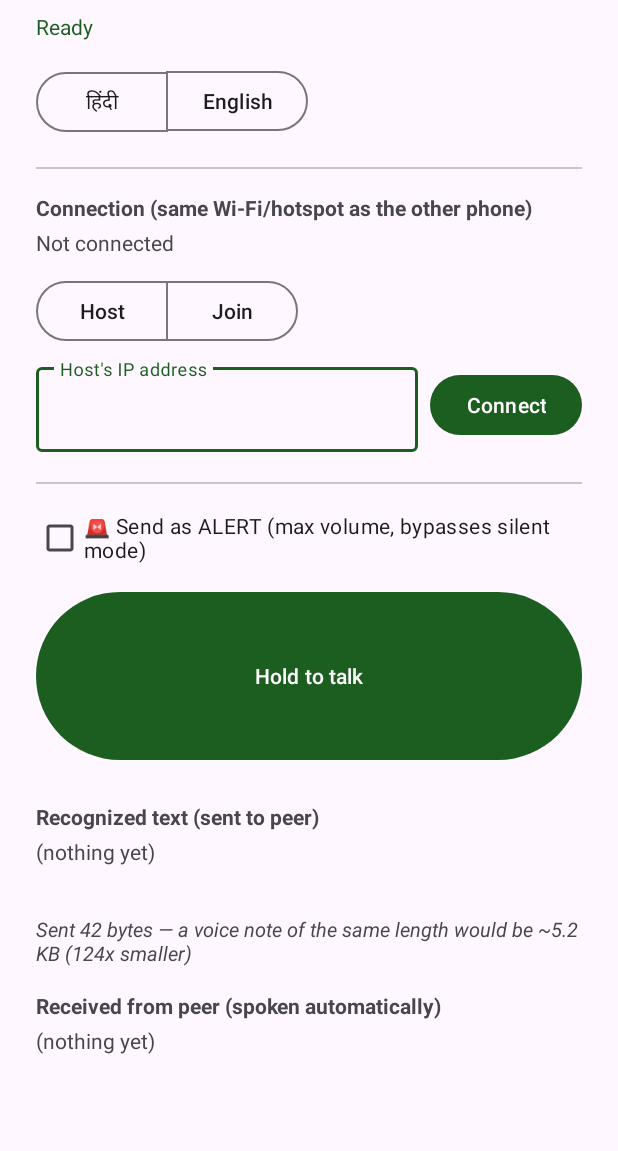
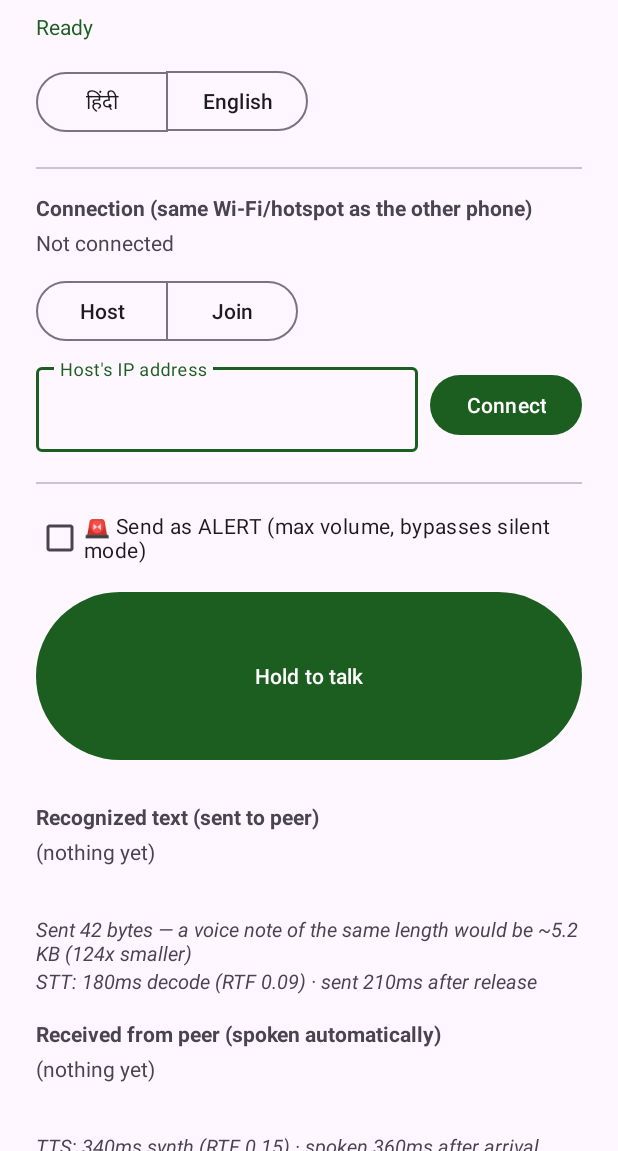
Before and after one commit to bansal1806/I-Tantra, an Android app: the layout activity_main.xml on its own in the app's theme, with its tools: preview values and no code run, on a phone screen of 412 x 824 dp, the part 85-1236 px from its top. Run offline under Robolectric (Android 15) with nearby library versions, the phone set to English and light mode, and no system bars.

Commit message:
M4: live latency/RTF instrumentation, 140MB APK size fix, real metrics
Live instrumentation instead of a one-off benchmark: SttResult/TtsResult
now carry decode/synth timing, and MainActivity computes and displays
RTF plus end-to-end latency (button-release-to-sent on the sender side,
frame-arrival-to-audible on the receiver side) after every real message
-- so the M4 numbers are true every time the app is actually used, not
just in a lab run.

Real fix, real number: the sherpa-onnx AAR ships native .so for 4 ABIs;
every phone tested (and the overwhelming majority in the field) is
arm64-v8a. Restricting ndk.abiFilters to just that dropped the debug
APK from 529MB to 389MB for zero quality tradeoff.

docs/metrics.md: real numbers from the two physical test phones
(OnePlus 9RT, Vivo V2336) -- APK size before/after, RAM (PSS/RSS),
idle-listening CPU (0.0%, confirming the "nothing runs until the button
is held" design), and a live two-phone latency/RTF sample using a real
code-switched Hindi/English sentence (not a cherry-picked clean one):
~1.2s button-release-to-audible end-to-end, both RTFs comfortably
under 1 on real mid-range hardware, 50x smaller than an equivalent
voice note.

Co-Authored-By: Claude Sonnet 5 <noreply@anthropic.com>

```diff
--- a/android/app/src/main/res/layout/activity_main.xml
+++ b/android/app/src/main/res/layout/activity_main.xml
@@ -186,6 +186,18 @@
             tools:text="Sent 42 bytes — a voice note of the same length would be ~5.2 KB (124x smaller)"
             tools:visibility="visible" />
 
+        <!-- M4: latency/RTF numbers, live off the real pipeline instead of a one-off
+             benchmark: true every time you actually use the app, not just in a lab run. -->
+        <TextView
+            android:id="@+id/sttPerfStats"
+            android:layout_width="match_parent"
+            android:layout_height="wrap_content"
+            android:textSize="13sp"
+            android:textStyle="italic"
+            android:visibility="gone"
+            tools:text="STT: 180ms decode (RTF 0.09) · sent 210ms after release"
+            tools:visibility="visible" />
+
         <TextView
             android:id="@+id/receivedLabel"
             android:layout_width="wrap_content"
@@ -201,6 +213,17 @@
             android:layout_marginTop="4dp"
             android:minHeight="48dp"
             android:text="@string/placeholder_stt_idle" />
+
+        <TextView
+            android:id="@+id/ttsPerfStats"
+            android:layout_width="match_parent"
+            android:layout_height="wrap_content"
+            android:layout_marginTop="4dp"
+            android:textSize="13sp"
+            android:textStyle="italic"
+            android:visibility="gone"
+            tools:text="TTS: 340ms synth (RTF 0.15) · spoken 360ms after arrival"
+            tools:visibility="visible" />
 
         <!-- Text -> speech: TTS direction. Also what plays automatically when a frame
              arrives from the peer over the transport. -->
--- a/android/app/src/main/res/values/strings.xml
+++ b/android/app/src/main/res/values/strings.xml
@@ -39,4 +39,7 @@
     <string name="label_send_as_alert">🚨 Send as ALERT (max volume, bypasses silent mode)</string>
     <string name="bitrate_stats">Sent %1$d bytes — a voice note of the same length would be ~%2$s (%3$.0fx smaller)</string>
     <string name="alert_received_prefix">🚨 ALERT: %1$s</string>
+
+    <string name="perf_stt">STT: %1$dms decode (RTF %2$.2f) · sent %3$dms after release</string>
+    <string name="perf_tts">TTS: %1$dms synth (RTF %2$.2f) · spoken %3$dms after arrival</string>
 </resources>
```
Also changed, not shown: android/app/build.gradle.kts (+9 -0 lines), android/app/src/main/java/com/itantra/app/MainActivity.kt (+43 -11 lines), android/app/src/main/java/com/itantra/app/SherpaEngine.kt (+20 -6 lines), 1 other file.
